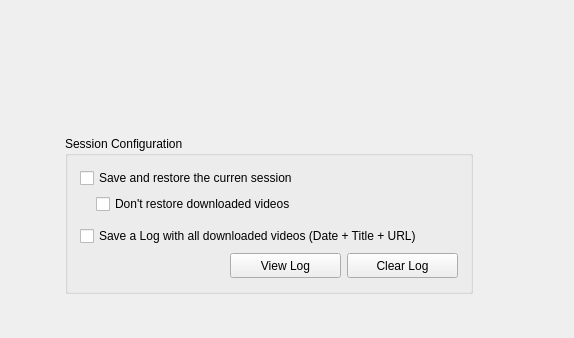
First picture: the form in ui/options.ui, repository ckorn/xvst, before the edit; both pictures show x 203 to 777 and y 0 to 338 of the 777 by 458 pixel window.
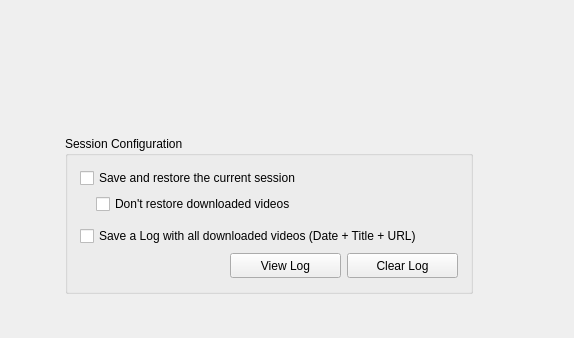
Second picture: the form after the edit. The open tabs and pages were chosen to show the change. Icons and pictures are not drawn.

```diff
--- a/ui/options.ui
+++ b/ui/options.ui
@@ -665,7 +665,7 @@
                <string>If this option is checked, on close the xVideoServiceThief, the downloads list will be saved (and restored on open again the xVST)</string>
               </property>
               <property name="text">
-               <string>Save and restore the curren session</string>
+               <string>Save and restore the current session</string>
               </property>
              </widget>
             </item>
```
Left out of the diff: 14 changed lines with no effect on the pictures.
